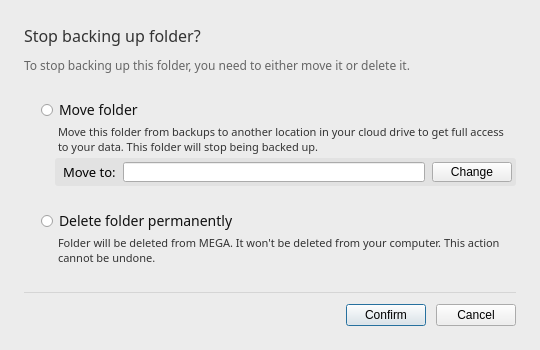
Old version of the form src/MEGASync/syncs/gui/Backups/linux/RemoveBackupDialog.ui in the repository meganz/MEGAsync.
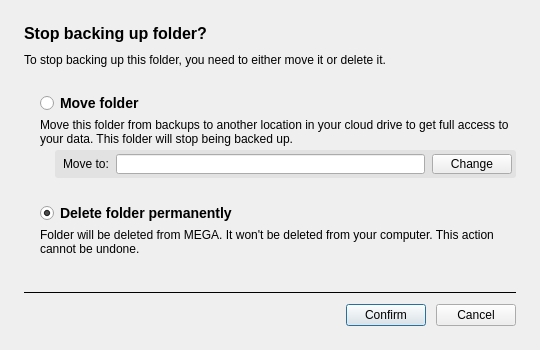
New version of the form.

Commit message: SNC-4742: Added new style

What changed in the file:
```diff
--- a/src/MEGASync/syncs/gui/Backups/linux/RemoveBackupDialog.ui
+++ b/src/MEGASync/syncs/gui/Backups/linux/RemoveBackupDialog.ui
@@ -20,17 +20,22 @@
    <string>Stop backup</string>
   </property>
   <property name="styleSheet">
-   <string notr="true">QDialog{
-background-color:#ECECEC;
+   <string notr="true">#lTitle
+{
+font-weight: 600;
+font-size:16px;
 }
 
-QRadioButton::indicator{
-width: 13px;
-height: 13px;
+#rMoveFolder, #rDeleteFolder
+{
+font-weight: 600;
+font-size:14px;
 }
-QLabel
+
+#lDeleteFolder, #lMoveFolder
 {
-font-family:Lato Regular;
+font-weight: 400;
+font-size:12px;
 }</string>
   </property>
   <layout class="QVBoxLayout" name="verticalLayout">
@@ -51,13 +56,6 @@
    </property>
    <item>
     <widget class="QLabel" name="lTitle">
-     <property name="styleSheet">
-      <string notr="true">QLabel{
-font-family: SF Pro Text Regular;
-font-size:16px;
-color:#333333;
-}</string>
-     </property>
      <property name="text">
       <string>Stop backing up folder?</string>
      </property>
@@ -65,12 +63,6 @@
    </item>
    <item>
     <widget class="QLabel" name="lSecondaryText">
-     <property name="styleSheet">
-      <string notr="true">QLabel{
-font-size:12px;
-color:#666666;
-}</string>
-     </property>
      <property name="text">
       <string>To stop backing up this folder, you need to either move it or delete it.</string>
      </property>
@@ -95,13 +87,6 @@
      </property>
      <item>
       <widget class="QRadioButton" name="rMoveFolder">
-       <property name="styleSheet">
-        <string notr="true">*{
-font-family:Lato Medium;
-font-size:14px;
-color:#111111;
-}</string>
-       </property>
        <property name="text">
         <string>Move folder</string>
        </property>
@@ -115,13 +100,6 @@
          <height>0</height>
         </size>
        </property>
-       <property name="styleSheet">
-        <string notr="true">QLabel{
-font-size:11px;
-color: #333333;
-padding-left:15px;
-}</string>
-       </property>
        <property name="text">
         <string>Move this folder from backups to another location in your cloud drive to get full access to your data. This folder will stop being backed up.</string>
        </property>
@@ -183,12 +161,6 @@
           </property>
           <item alignment="Qt::AlignVCenter">
            <widget class="QLabel" name="label_5">
-            <property name="styleSheet">
-             <string notr="true">QLabel{
-font-family:SF Pro Regular;
-font-size:13px;
-}</string>
-            </property>
             <property name="text">
              <string>Move to:</string>
             </property>
@@ -208,12 +180,6 @@
               <height>20</height>
              </size>
             </property>
-            <property name="styleSheet">
-             <string notr="true">QLineEdit{
-font-family:SF NS Display Regular;
-font-size:13px;
-}</string>
-            </property>
             <property name="text">
              <string/>
             </property>
@@ -261,27 +227,16 @@
      </item>
      <item>
       <widget class="QRadioButton" name="rDeleteFolder">
-       <property name="styleSheet">
-        <string notr="true">*{
-font-family:Lato Medium;
-font-size:14px;
-color:#111111;
-}</string>
-       </property>
        <property name="text">
         <string>Delete folder permanently</string>
        </property>
+       <property name="checked">
+        <bool>true</bool>
+       </property>
       </widget>
      </item>
      <item>
       <widget class="QLabel" name="lDeleteFolder">
-       <property name="styleSheet">
-        <string notr="true">QLabel{
-font-size:11px;
-color: #333333;
-padding-left:15px;
-}</string>
-       </property>
        <property name="text">
         <string>Folder will be deleted from MEGA. It won't be deleted from your computer. This action cannot be undone.</string>
        </property>
@@ -307,11 +262,6 @@
    </item>
    <item>
     <widget class="Line" name="line">
-     <property name="styleSheet">
-      <string notr="true">QFrame{
-color:rgba(0,0,0,0.1);
-}</string>
-     </property>
      <property name="frameShadow">
       <enum>QFrame::Plain</enum>
      </property>
```
Left out of the diff: 18 changed lines with no effect on the pictures.
